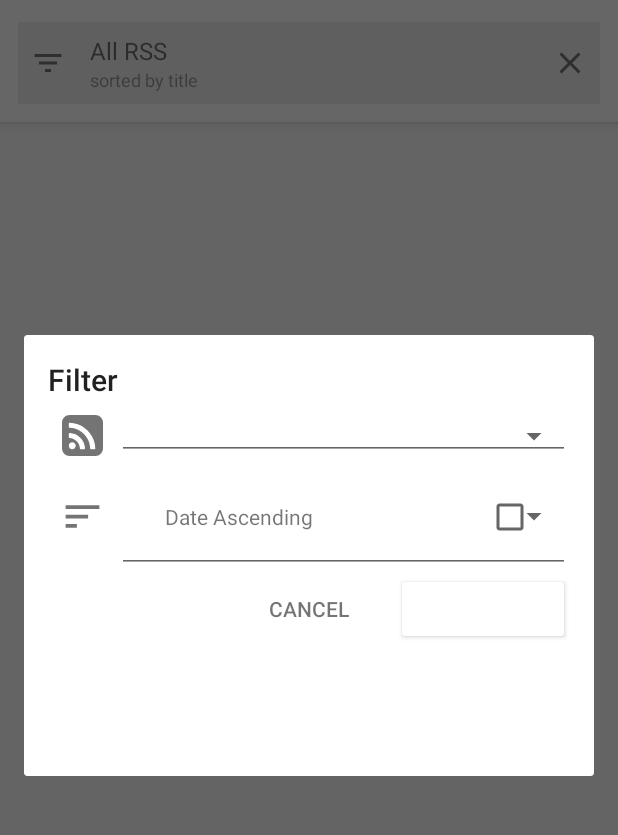
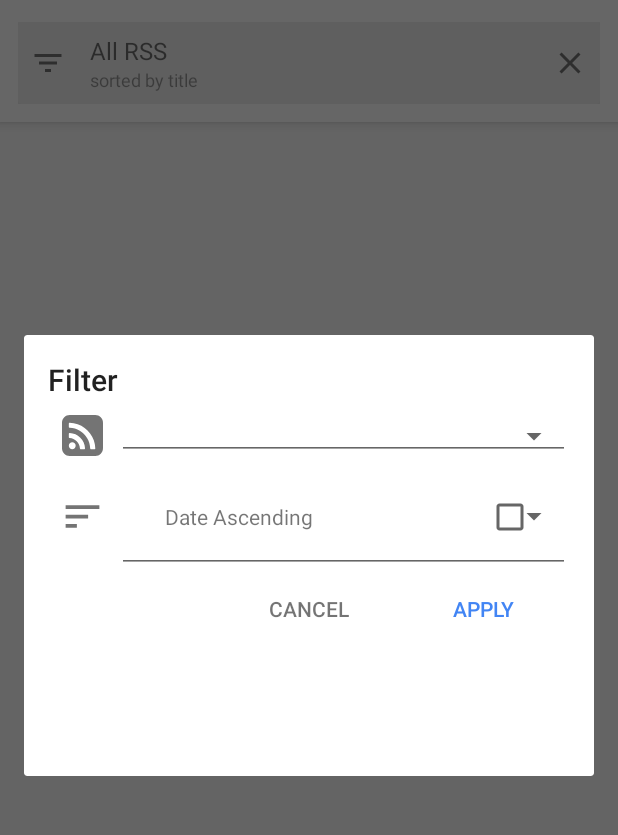
Before and after one commit to ahndwon/RssLiveSlider, an Android app: the fragment FilterDialogFragment placed in its activity, on a phone screen of 412 x 824 dp, the part 62-897 px from its top. Run offline under Robolectric (Android 15) with nearby library versions, the phone set to English and light mode, and no system bars; our stand-ins replace RxJava; libraries missing offline, so code that uses them is left out: com.jakewharton.rxbinding3, com.jakewharton.threetenabp; 2 statements that could not run were skipped.

Commit message:
Fix filter apply button text color.

```diff
--- a/app/src/main/java/xyz/thingapps/rssliveslider/activities/MainActivity.kt
+++ b/app/src/main/java/xyz/thingapps/rssliveslider/activities/MainActivity.kt
@@ -58,11 +58,8 @@ class MainActivity : AppCompatActivity() {
         viewModel.castListPublisher.observeOn(AndroidSchedulers.mainThread())
             .subscribe({ castList ->
                 //                textCurrentSearch.text = castList.joinToString(separator = ", ") { it.title }
-
                 textCurrentSearch.text = castList.map { it.title }.joinToString(separator = ", ")
-
                 textCurrentSortBy.text = viewModel.sortList.joinToString(separator = ", ")
-
             }, { e ->
                 Log.d(MainActivity::class.java.name, "e : ", e)
             })
--- a/app/src/main/java/xyz/thingapps/rssliveslider/fragments/FilterDialogFragment.kt
+++ b/app/src/main/java/xyz/thingapps/rssliveslider/fragments/FilterDialogFragment.kt
@@ -7,7 +7,7 @@ import android.view.ViewGroup
 import android.widget.ArrayAdapter
 import androidx.fragment.app.DialogFragment
 import androidx.lifecycle.ViewModelProviders
-import kotlinx.android.synthetic.main.dialog_filters.view.*
+import kotlinx.android.synthetic.main.dialog_filter.view.*
 import xyz.thingapps.rssliveslider.R
 import xyz.thingapps.rssliveslider.utils.MultiSelectSpinnerAdapter
 import xyz.thingapps.rssliveslider.viewmodels.RssViewModel
@@ -21,13 +21,12 @@ class FilterDialogFragment : DialogFragment() {
         const val TAG = "FilterDialogFragment"
     }
 
-
     override fun onCreateView(
         inflater: LayoutInflater,
         container: ViewGroup?,
         savedInstanceState: Bundle?
     ): View? {
-        val view = inflater.inflate(R.layout.dialog_filters, container, false)
+        val view = inflater.inflate(R.layout.dialog_filter, container, false)
 
         activity?.let {
             viewModel = ViewModelProviders.of(it).get(RssViewModel::class.java)
--- a/app/src/main/res/layout-v23/dialog_filters.xml
+++ b/app/src/main/res/layout/dialog_filter.xml
@@ -71,13 +71,13 @@
 
         <Button
             android:id="@+id/cancelButton"
-            style="@style/Base.Widget.AppCompat.Button.Borderless"
             android:layout_width="0dp"
             android:layout_height="wrap_content"
             android:layout_weight="1"
             android:text="@android:string/cancel"
             android:textColor="@color/greySecondary"
-            android:theme="@style/ThemeOverlay.FilterButton" />
+            android:theme="@style/ThemeOverlay.FilterButton"
+            style="@style/Base.Widget.AppCompat.Button.Borderless" />
 
 
         <Button
@@ -86,7 +86,9 @@
             android:layout_height="wrap_content"
             android:layout_weight="1"
             android:text="@string/apply"
-            android:theme="@style/ThemeOverlay.FilterButton" />
+            android:textColor="@color/colorAccent"
+            android:theme="@style/ThemeOverlay.FilterButton"
+            style="@style/Base.Widget.AppCompat.Button.Borderless" />
 
     </LinearLayout>
 
--- a/app/src/main/res/layout/item_feed.xml
+++ b/app/src/main/res/layout/item_feed.xml
@@ -1,5 +1,4 @@
 <?xml version="1.0" encoding="utf-8"?>
-
 <androidx.constraintlayout.widget.ConstraintLayout android:layout_height="match_parent"
     android:layout_width="match_parent"
     xmlns:android="http://schemas.android.com/apk/res/android"
```
